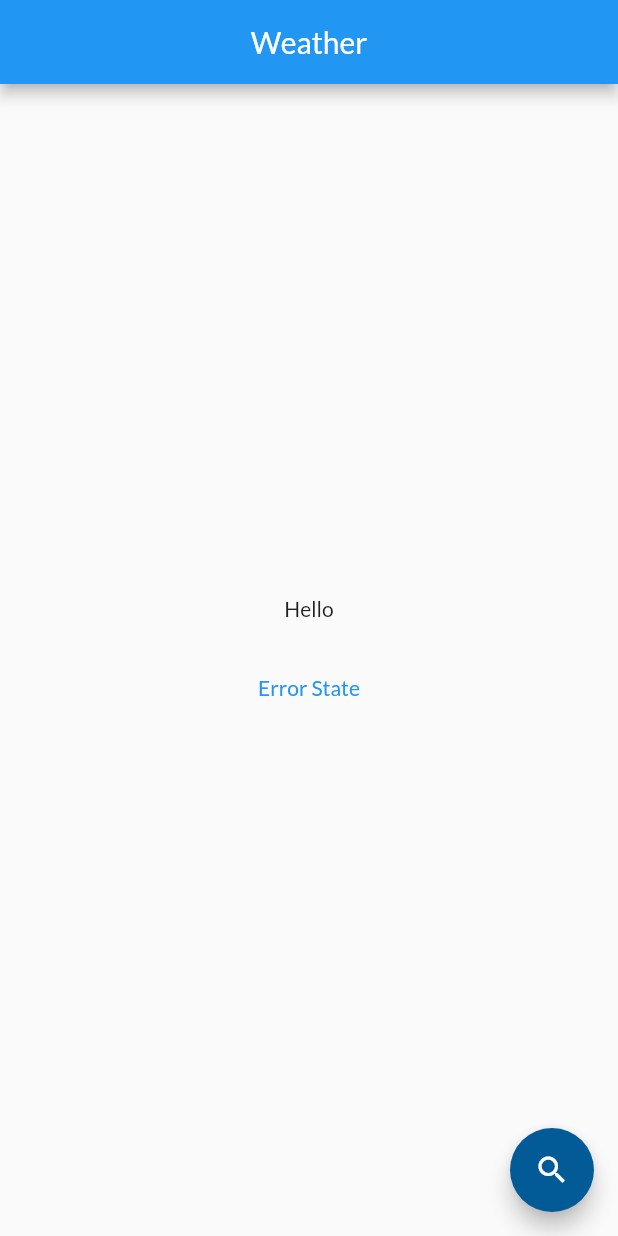
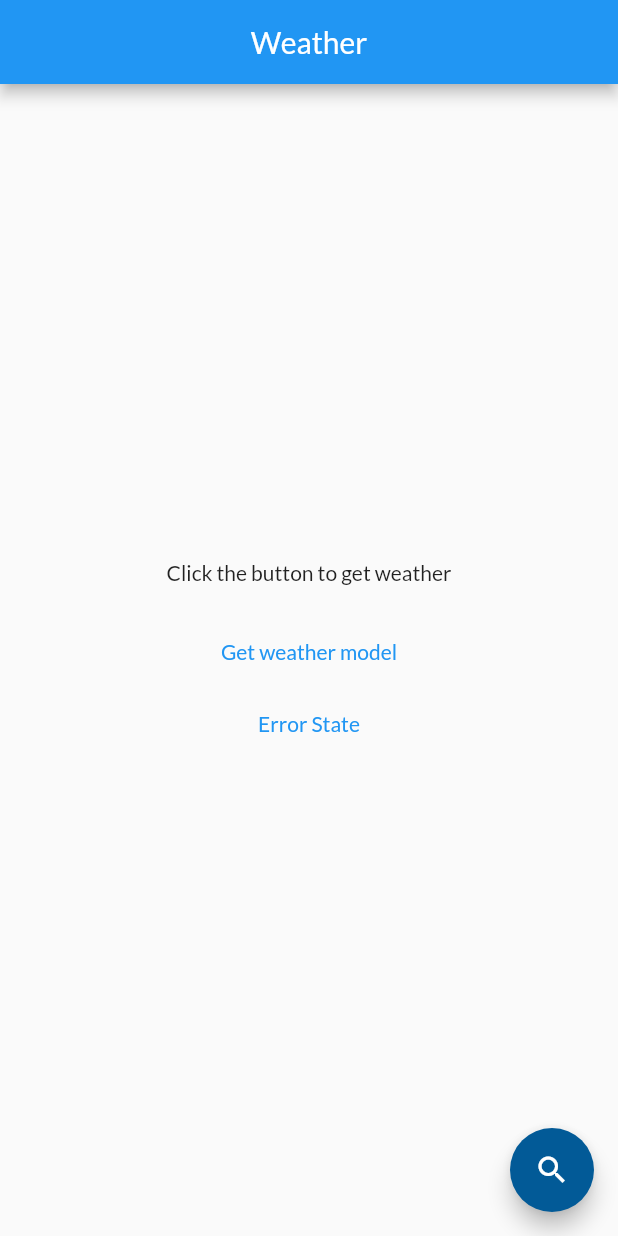
Before and after one commit to weluid/Weather, a Flutter app: the screen it shows after launch, on a phone screen of 412 x 824 dp. Run offline on Flutter 3.47's test engine with Material 2 defaults, Android fonts, the phone set to English and light mode, and no system bars; our stand-ins replace bloc, flutter_bloc, flutter_spinkit; generated files the repository leaves out were written again.

Commit message:
Add weatherModel to screen

```diff
--- a/lib/screens/weather_screen.dart
+++ b/lib/screens/weather_screen.dart
@@ -8,9 +8,14 @@ import 'package:weather/utilities/constants.dart';
 import 'package:weather/widgets/loading_state.dart';
 import 'package:weather/widgets/error_page.dart';
 
-class WeatherScreen extends StatelessWidget {
+class WeatherScreen extends StatefulWidget {
   const WeatherScreen({super.key});
 
+  @override
+  State<WeatherScreen> createState() => _WeatherScreenState();
+}
+
+class _WeatherScreenState extends State<WeatherScreen> {
   @override
   Widget build(BuildContext context) {
     return Scaffold(
@@ -50,9 +55,15 @@ class WeatherScreen extends StatelessWidget {
         child: Column(
           mainAxisAlignment: MainAxisAlignment.center,
           children: [
-            const Text("Hello"),
+            _buildTextWidget(state),
             const SizedBox(
               height: 20,
+            ),
+            TextButton(
+              onPressed: () {
+                context.read<WeatherBloc>().add(GetWeather());
+              },
+              child: const Text('Get weather model'),
             ),
             TextButton(
               onPressed: () {
@@ -70,4 +81,17 @@ class WeatherScreen extends StatelessWidget {
       ),
     );
   }
+
+  Widget _buildTextWidget(WeatherState state) {
+    if (state is WeatherLoadSuccess) {
+      return Column(
+        children: [
+          Text(state.weatherModel.city),
+          Text(state.weatherModel.temp.toString()),
+        ],
+      );
+    } else {
+      return const Text("Click the button to get weather");
+    }
+  }
 }
```
